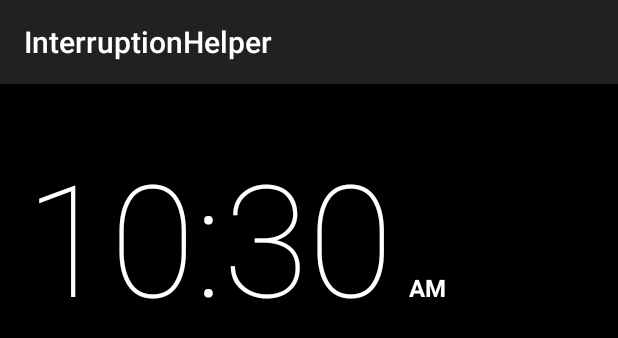
After one commit to lin199231/InterruptionsHelper, an Android app: the layout interruption_clock_saver.xml on its own in the app's theme, with its tools: preview values and no code run, on a phone screen of 412 x 824 dp. The commit adds this screen. Shown: the top 338 px of the screen. Run offline under Robolectric (Android 15) with nearby library versions, the phone set to English and light mode, and no system bars.

Commit message:
change to InterruptionHelper method

```diff
--- a/app/src/main/java/com/mk/interruptionhelper/ScreensaverActivity.java
+++ b/app/src/main/java/com/mk/interruptionhelper/ScreensaverActivity.java
@@ -170,7 +170,7 @@ public class ScreensaverActivity extends Activity {
     }
 
     private void layoutClockSaver() {
-        setContentView(R.layout.desk_clock_saver);
+        setContentView(R.layout.interruption_clock_saver);
         mDigitalClock = findViewById(R.id.digital_clock);
         //mAnalogClock = findViewById(R.id.analog_clock);
         setClockStyle();
--- a/app/src/main/java/com/mk/interruptionhelper/SettingsFragment.java
+++ b/app/src/main/java/com/mk/interruptionhelper/SettingsFragment.java
@@ -1,7 +1,5 @@
 package com.mk.interruptionhelper;
 
-import android.app.ActionBar;
-import android.content.Intent;
 import android.content.res.Resources;
 import android.media.AudioManager;
 import android.os.Bundle;
@@ -11,8 +9,6 @@ import android.preference.Preference;
 import android.preference.PreferenceScreen;
 import android.provider.Settings;
 import android.text.format.DateUtils;
-import android.view.Menu;
-import android.view.MenuItem;
 import android.preference.PreferenceFragment;
 
 import com.mk.interruptionhelper.util.LogUtils;
@@ -37,8 +33,8 @@ public class SettingsFragment extends PreferenceFragment implements Preference.O
             "volume_button_setting";
     public static final String KEY_AUTO_SILENCE =
             "auto_silence";
-    public static final String KEY_CLOCK_STYLE =
-            "clock_style";
+//    public static final String KEY_CLOCK_STYLE =
+//            "clock_style";
     public static final String KEY_HOME_TZ =
             "home_time_zone";
     public static final String KEY_AUTO_HOME_CLOCK =
@@ -106,11 +102,11 @@ public class SettingsFragment extends PreferenceFragment implements Preference.O
             final ListPreference listPref = (ListPreference) pref;
             String delay = (String) newValue;
             updateAutoSnoozeSummary(listPref, delay);
-        } else if (KEY_CLOCK_STYLE.equals(pref.getKey())) {
+        } /*else if (KEY_CLOCK_STYLE.equals(pref.getKey())) {
             final ListPreference listPref = (ListPreference) pref;
             final int idx = listPref.findIndexOfValue((String) newValue);
             listPref.setSummary(listPref.getEntries()[idx]);
-        } else if (KEY_HOME_TZ.equals(pref.getKey())) {
+        }*/ else if (KEY_HOME_TZ.equals(pref.getKey())) {
             final ListPreference listPref = (ListPreference) pref;
             final int idx = listPref.findIndexOfValue((String) newValue);
             listPref.setSummary(listPref.getEntries()[idx]);
@@ -144,9 +140,9 @@ public class SettingsFragment extends PreferenceFragment implements Preference.O
         updateAutoSnoozeSummary(listPref, delay);
         listPref.setOnPreferenceChangeListener(this);
 
-        listPref = (ListPreference) findPreference(KEY_CLOCK_STYLE);
-        listPref.setSummary(listPref.getEntry());
-        listPref.setOnPreferenceChangeListener(this);
+//        listPref = (ListPreference) findPreference(KEY_CLOCK_STYLE);
+//        listPref.setSummary(listPref.getEntry());
+//        listPref.setOnPreferenceChangeListener(this);
 
         Preference pref = findPreference(KEY_AUTO_HOME_CLOCK);
         boolean state = ((CheckBoxPreference) pref).isChecked();
--- /dev/null
+++ b/app/src/main/res/layout/interruption_clock_saver.xml
@@ -0,0 +1,84 @@
+<?xml version="1.0" encoding="utf-8"?>
+<!-- Copyright (C) 2009 The Android Open Source Project
+
+     Licensed under the Apache License, Version 2.0 (the "License");
+     you may not use this file except in compliance with the License.
+     You may obtain a copy of the License at
+
+          http://www.apache.org/licenses/LICENSE-2.0
+
+     Unless required by applicable law or agreed to in writing, software
+     distributed under the License is distributed on an "AS IS" BASIS,
+     WITHOUT WARRANTIES OR CONDITIONS OF ANY KIND, either express or implied.
+     See the License for the specific language governing permissions and
+     limitations under the License.
+-->
+
+<!-- Special "screen saver mode" with just the time/date on black. -->
+<LinearLayout
+    xmlns:android="http://schemas.android.com/apk/res/android"
+    xmlns:dc="http://schemas.android.com/apk/res-auto"
+    android:layout_width="match_parent"
+    android:layout_height="match_parent"
+    android:orientation="vertical"
+    android:background="#FF000000">
+
+    <!--  Extra layout to let the clock float in the window -->
+    <LinearLayout
+        android:id="@+id/main_clock"
+        android:orientation="vertical"
+        android:layout_width="wrap_content"
+        android:layout_height="wrap_content"
+        android:layout_marginLeft="@dimen/screensaver_margin"
+        android:layout_marginStart="@dimen/screensaver_margin"
+        android:layout_marginRight="@dimen/screensaver_margin"
+        android:layout_marginEnd="@dimen/screensaver_margin"
+        android:layout_marginTop="@dimen/time_margin_top"
+        android:layout_marginBottom="@dimen/screensaver_margin">
+
+        <TextClock
+            android:id="@+id/digital_clock"
+            android:format12Hour="@string/main_clock_12_hours_format"
+            android:format24Hour="@string/clock_24_hours_format"
+            android:layout_width="wrap_content"
+            android:layout_height="wrap_content"
+            android:singleLine="true"
+            android:gravity="center"
+            android:ellipsize="none"
+            android:layout_gravity="center"
+            android:layout_marginBottom="@dimen/bottom_text_spacing_digital"
+            style="@style/big_thin"
+            android:textSize="@dimen/digital_screensaver_clock_text_size"
+            android:textColor="@color/clock_white" />
+
+        <LinearLayout
+            android:layout_width="wrap_content"
+            android:layout_height="wrap_content"
+            android:layout_gravity="center"
+            android:gravity="center" >
+            <TextView android:id="@+id/date"
+                android:layout_width="wrap_content"
+                android:layout_height="wrap_content"
+                android:textColor="@color/clock_white"
+                style="@style/label"
+                android:textSize="@dimen/bottom_text_size"
+                android:gravity="center"
+                android:visibility="gone"
+                />
+            <TextView android:id="@+id/nextAlarm"
+                android:layout_width="wrap_content"
+                android:layout_height="wrap_content"
+                android:drawablePadding="2dip"
+                android:drawableLeft="@drawable/ic_alarm_small"
+                android:drawableStart="@drawable/ic_alarm_small"
+                android:textColor="@color/clock_gray"
+                style="@style/label"
+                android:textSize="@dimen/bottom_text_size"
+                android:layout_marginLeft="8dip"
+                android:layout_marginStart="8dip"
+                android:gravity="center"
+                android:visibility="gone"
+                />
+        </LinearLayout>
+    </LinearLayout>
+</LinearLayout>
--- a/app/src/main/res/values/strings.xml
+++ b/app/src/main/res/values/strings.xml
@@ -751,7 +751,7 @@
     </string-array>
 
     <!-- Header in the preferences settings for the section pertaining to alarms -->
-    <string name="alarm_settings">Alarms</string>
+    <string name="interruption_settings">Interruption</string>
     <string name="desk_clock_help_url" translatable="false"></string>
     <!-- Describes the running service for the stopwatch -->
     <string name="stopwatch_service_desc">Stopwatch service to run the notification.</string>
--- a/app/src/main/res/xml/settings.xml
+++ b/app/src/main/res/xml/settings.xml
@@ -16,7 +16,6 @@
     xmlns:android="http://schemas.android.com/apk/res/android" android:title="Settings">
     <!--android:title="@string/settings">-->
 
-    <!--
     <PreferenceCategory
         android:title="@string/clock_settings">
         <CheckBoxPreference
@@ -47,7 +46,7 @@
             android:title="@string/interruption_duration_title"
             android:defaultValue="60"/>
        -->
-       <!-- M: we override volume preference
+       <!-- M: we override volume preference -->
         <com.mk.interruptionshelper.RingerVolumePreference
             android:key="volume_setting"
             android:title="@string/alarm_volume_title"
@@ -62,5 +61,5 @@
             android:entryValues="@array/volume_button_setting_values"
             android:defaultValue="0" />
     </PreferenceCategory>
-    -->
+
 </PreferenceScreen>
```
